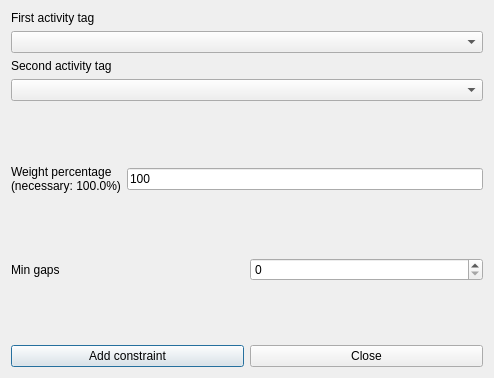
The window that fet/src/interface/addconstraintteachersmingapsbetweenorderedpairofactivitytagsform_template.ui (vonmecheln/fet) describes before a commit, drawn with Qt 5.
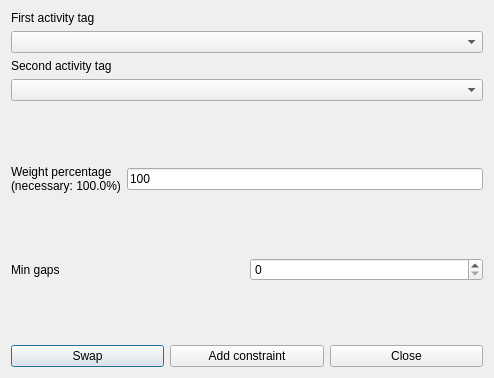
The same window after the commit.

```diff
--- a/fet/src/interface/addconstraintteachersmingapsbetweenorderedpairofactivitytagsform_template.ui
+++ b/fet/src/interface/addconstraintteachersmingapsbetweenorderedpairofactivitytagsform_template.ui
@@ -177,6 +177,13 @@
    </item>
    <item>
     <layout class="QHBoxLayout">
+     <item>
+      <widget class="QPushButton" name="swapPushButton">
+       <property name="text">
+        <string comment="Interchange (swap) the two selected activity tags in the dialog">Swap</string>
+       </property>
+      </widget>
+     </item>
      <item>
       <widget class="QPushButton" name="addConstraintPushButton">
        <property name="text">
```
